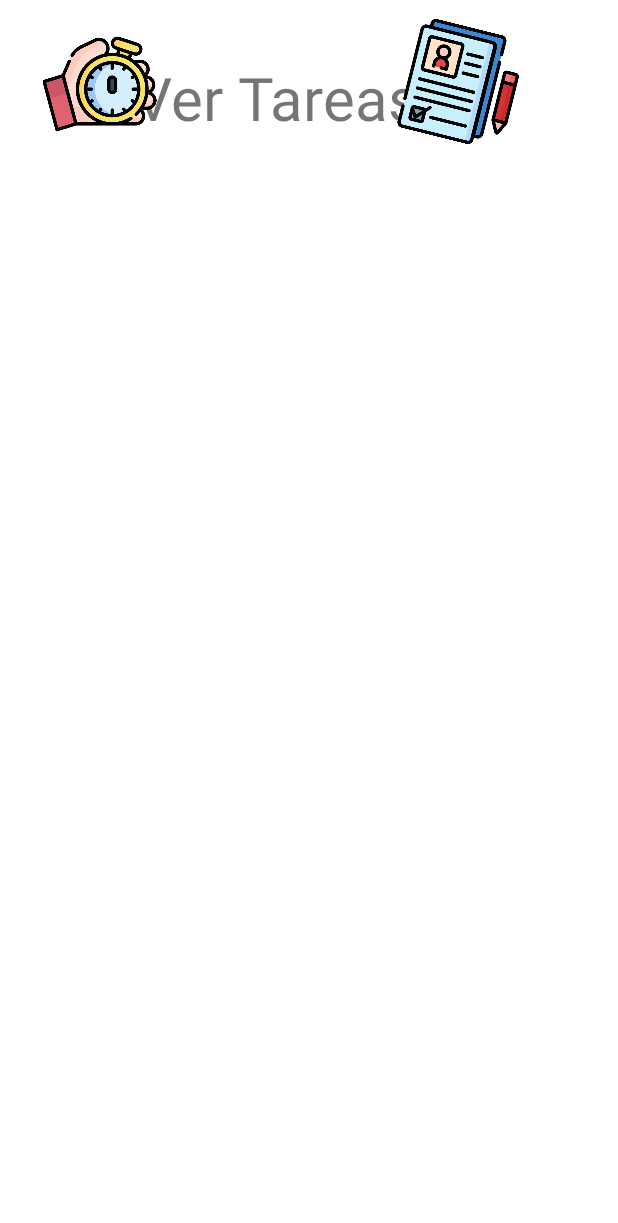
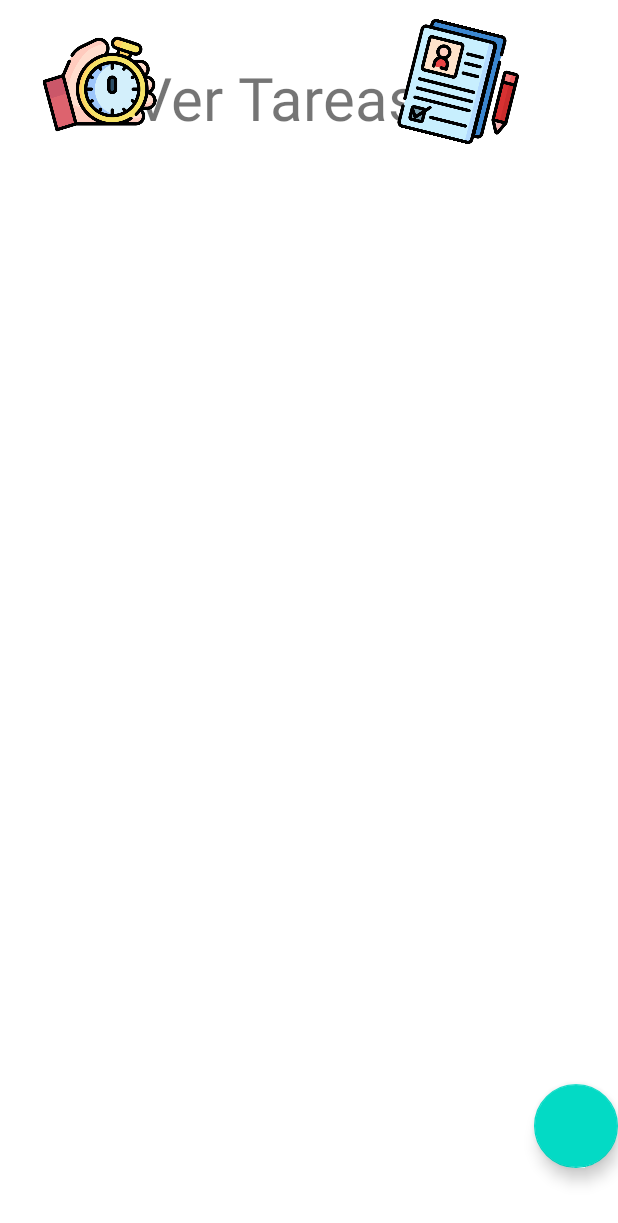
Before and after one commit to Luis6810/AgendaEscolar, an Android app: the layout activity_ver_tareas.xml on its own in the app's theme, with its tools: preview values and no code run, on a phone screen of 412 x 824 dp. Shown: the top 1223 px of the screen. Run offline under Robolectric (Android 15) with nearby library versions, the phone set to English and light mode, and no system bars; Roboto replaces fonts that are not available here.

Commit message:
Inicio, vista tareas y agregar tareas conectadas

```diff
--- a/app/src/main/AndroidManifest.xml
+++ b/app/src/main/AndroidManifest.xml
@@ -9,10 +9,10 @@
         android:roundIcon="@mipmap/ic_launcher_round"
         android:supportsRtl="true"
         android:theme="@style/Theme.AgendaEscolar">
-        <activity android:name=".crear_tarea"></activity>
-        <activity android:name=".MainActivity"></activity>
+        <activity android:name=".VerTareas"></activity>
+        <activity android:name=".crear_tarea" />
         <activity
-            android:name=".VerTareas"
+            android:name=".MainActivity"
             android:label="@string/app_name"
             android:theme="@style/Theme.AgendaEscolar.NoActionBar">
             <intent-filter>
--- a/app/src/main/res/layout/activity_ver_tareas.xml
+++ b/app/src/main/res/layout/activity_ver_tareas.xml
@@ -45,4 +45,18 @@
         app:layout_constraintVertical_bias="0.024"
         app:srcCompat="@mipmap/entrega" />
 
+    <com.google.android.material.floatingactionbutton.FloatingActionButton
+        android:id="@+id/btnNewTask"
+        android:layout_width="wrap_content"
+        android:layout_height="wrap_content"
+        android:layout_marginStart="355dp"
+        android:layout_marginLeft="355dp"
+        android:layout_marginTop="583dp"
+        android:clickable="true"
+        app:layout_constraintBottom_toBottomOf="parent"
+        app:layout_constraintEnd_toEndOf="parent"
+        app:layout_constraintStart_toStartOf="parent"
+        app:layout_constraintTop_toBottomOf="@+id/imageView3"
+        app:srcCompat="@android:drawable/dark_header" />
+
 </androidx.constraintlayout.widget.ConstraintLayout>
```
Also changed, not shown: app/src/main/java/com/example/agendaescolar/MainActivity.java (+10 -49 lines), app/src/main/java/com/example/agendaescolar/VerTareas.java (+18 -0 lines), app/src/main/res/layout/activity_main_activity.xml (renamed from app/src/main/res/layout/activity_main.xml, +5 -7 lines).
